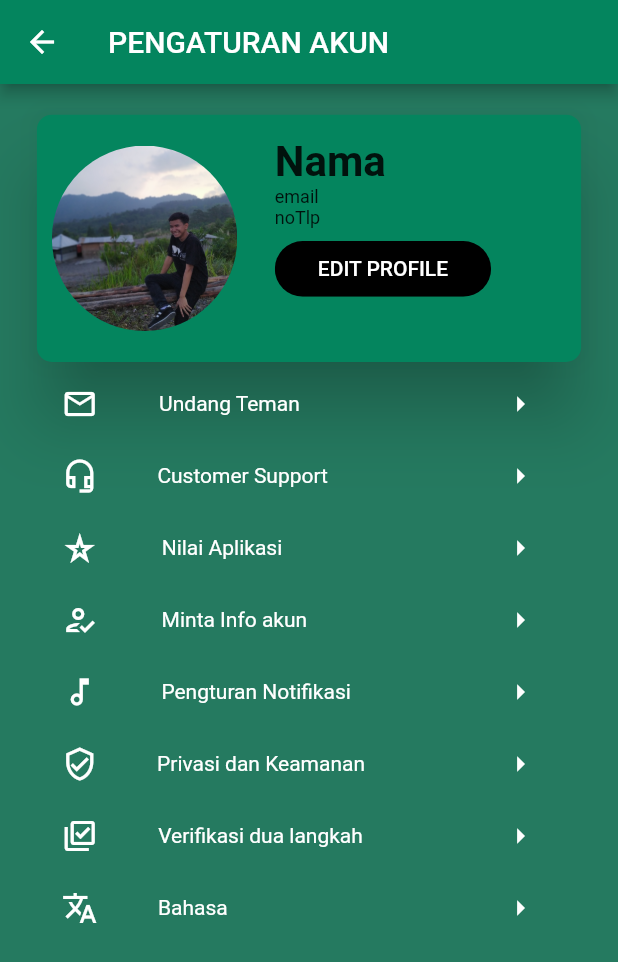
After one commit to Rifqi121/FourGreenApp, a Flutter app: the AccountSettingScreen screen opened directly, on a phone screen of 412 x 824 dp. The commit adds this screen. Shown: the top 962 px of the screen. Run offline on Flutter 3.47's test engine with Material 2 defaults, Android fonts, the phone set to English and light mode, and no system bars; our stand-ins replace better_player, carousel_pro, carousel_slider, flutter_toggle_tab, fluttertoast, hexcolor and 1 more; missing offline and left inert: custom_switch.

Commit message:
first commit

```diff
--- /dev/null
+++ b/lib/Account_Setting/Account_Setting.dart
@@ -0,0 +1,122 @@
+import 'package:flutter/material.dart';
+import 'package:fourgreen/Account_Setting/components/profile_card.dart';
+import 'package:hexcolor/hexcolor.dart';
+
+class AccountSettingScreen extends StatelessWidget {
+  @override
+  Widget build(BuildContext context) {
+    Size size = MediaQuery.of(context).size;
+    return Scaffold(
+      appBar: AppBar(
+        backgroundColor: Color(0xFF04855e),
+        title: Text("PENGATURAN AKUN"),
+      ),
+      backgroundColor: HexColor("#257a60"),
+      body: SingleChildScrollView(
+        child: Container(
+          margin: EdgeInsets.symmetric(horizontal: size.width*0.05, vertical: size.height*0.02),
+          child: Column(children: <Widget>[
+            ProfileCard(),
+            new Container(
+              margin: EdgeInsets.symmetric(horizontal: size.width*0.05),
+              child: Row(
+                  mainAxisAlignment: MainAxisAlignment.spaceBetween,
+                  children: <Widget>[
+                    new Icon(Icons.mail_outline, color: Colors.white,),
+                    new Text("Undang Teman", style: TextStyle(color: Colors.white),),
+                    SizedBox(width: size.width*0.1),
+                    new IconButton(icon: Icon(Icons.arrow_right, color: Colors.white,), onPressed: null)
+                  ],
+                ),
+              ),
+            new Container(
+              margin: EdgeInsets.symmetric(horizontal: size.width*0.05),
+                child: Row(
+                  mainAxisAlignment: MainAxisAlignment.spaceBetween,
+                  children: <Widget>[
+                    new Icon(Icons.headset_mic_outlined, color: Colors.white),
+                    new Text("Customer Support", style: TextStyle(color: Colors.white)),
+                    SizedBox(width: size.width*0.06),
+                    new IconButton(icon: Icon(Icons.arrow_right, color: Colors.white), onPressed: null)
+                  ],
+                ),
+              ),
+            new Container(
+              margin: EdgeInsets.symmetric(horizontal: size.width*0.05),
+              child: Row(
+                  mainAxisAlignment: MainAxisAlignment.spaceBetween,
+                  children: <Widget>[
+                    new Icon(Icons.star_rate_outlined, color: Colors.white),
+                    new Text("Nilai Aplikasi", style: TextStyle(color: Colors.white)),
+                    SizedBox(width: size.width*0.12),
+                    new IconButton(icon: Icon(Icons.arrow_right, color: Colors.white), onPressed: null)
+                  ],
+                ),
+              ),
+            new Container(
+              margin: EdgeInsets.symmetric(horizontal: size.width*0.05),
+              child: Row(
+                  mainAxisAlignment: MainAxisAlignment.spaceBetween,
+                  children: <Widget>[
+                    new Icon(Icons.how_to_reg_outlined, color: Colors.white),
+                    new Text("Minta Info akun", style: TextStyle(color: Colors.white)),
+                    SizedBox(width: size.width*0.08),
+                    new IconButton(icon: Icon(Icons.arrow_right, color: Colors.white), onPressed: null)
+                  ],
+                ),
+              ),
+            new Container(
+              margin: EdgeInsets.symmetric(horizontal: size.width*0.05),
+              child: Row(
+                  mainAxisAlignment: MainAxisAlignment.spaceBetween,
+                  children: <Widget>[
+                    new Icon(Icons.music_note_outlined, color: Colors.white),
+                    new Text("Pengturan Notifikasi", style: TextStyle(color: Colors.white)),
+                    SizedBox(width: size.width*0.01),
+                    new IconButton(icon: Icon(Icons.arrow_right, color: Colors.white), onPressed: null)
+                  ],
+                ),
+              ),
+            new Container(
+              margin: EdgeInsets.symmetric(horizontal: size.width*0.05),
+              child: Row(
+                  mainAxisAlignment: MainAxisAlignment.spaceBetween,
+                  children: <Widget>[
+                    new Icon(Icons.verified_user_outlined, color: Colors.white),
+                    new Text("Privasi dan Keamanan", style: TextStyle(color: Colors.white)),
+                    SizedBox(width: size.width*0.001),
+                    new IconButton(icon: Icon(Icons.arrow_right, color: Colors.white), onPressed: null)
+                  ],
+                ),
+              ),
+            new Container(
+              margin: EdgeInsets.symmetric(horizontal: size.width*0.05),
+              child: Row(
+                  mainAxisAlignment: MainAxisAlignment.spaceBetween,
+                  children: <Widget>[
+                    new Icon(Icons.library_add_check_outlined, color: Colors.white),
+                    new Text("Verifikasi dua langkah", style: TextStyle(color: Colors.white)),
+                    SizedBox(width: size.width*0.001),
+                    new IconButton(icon: Icon(Icons.arrow_right, color: Colors.white), onPressed: null)
+                  ],
+                ),
+              ),
+            new Container(
+              margin: EdgeInsets.symmetric(horizontal: size.width*0.05),
+              child: Row(
+                  mainAxisAlignment: MainAxisAlignment.spaceBetween,
+                  children: <Widget>[
+                    new Icon(Icons.translate, color: Colors.white),
+                    new Text("Bahasa", style: TextStyle(color: Colors.white)),
+                    SizedBox(width: size.width*0.22),
+                    new IconButton(icon: Icon(Icons.arrow_right, color: Colors.white), onPressed: null)
+                  ],
+                ),
+              ),
+          ],
+          ),
+        ),
+      ),
+    );
+  }
+}
--- /dev/null
+++ b/lib/Account_Setting/components/profile_card.dart
@@ -0,0 +1,65 @@
+import 'package:flutter/material.dart';
+import 'package:fluttertoast/fluttertoast.dart';
+import 'package:fourgreen/Login/login_screen.dart';
+import 'package:hexcolor/hexcolor.dart';
+
+class ProfileCard extends StatelessWidget {
+  @override
+  Widget build(BuildContext context) {
+    Size size = MediaQuery.of(context).size;
+    return Card(
+      color: HexColor("#04855e"),
+      shape: RoundedRectangleBorder(borderRadius: BorderRadius.circular(10)),
+      elevation: 20,
+      child: Container(
+        height: size.height*0.2,
+        width: size.width*9,
+        child: Row(
+          children: <Widget>[
+            new Container(
+            height: size.height*0.15,
+            width: size.width*0.3,
+            margin: EdgeInsets.all(10),
+            decoration: BoxDecoration(
+              shape: BoxShape.circle,
+              image: DecorationImage(image: AssetImage('assets/images/yatia.jpg'), fit: BoxFit.cover,)
+              ),
+            ),
+            Container(
+              margin: EdgeInsets.all(15),
+              child: Column(
+                crossAxisAlignment: CrossAxisAlignment.start,
+              children: <Widget>[
+                Text("Nama", style: TextStyle(fontSize: 28,fontWeight: FontWeight.bold),),
+                Text("email", style: TextStyle(fontSize: 12),),
+                Text("noTlp", style: TextStyle(fontSize: 12),),
+                Container(
+                  width: size.width * 0.35,
+                  height: size.height*0.045,
+                  margin: EdgeInsets.only(top: size.height*0.01),
+                  child: ClipRRect(
+                    borderRadius: BorderRadius.circular(20),
+                    child: FlatButton(
+                      color: Colors.black,
+                      onPressed: () {
+                        Fluttertoast.showToast(
+                          msg: "Fungsi button ini belum ada :)",
+                          toastLength: Toast.LENGTH_SHORT,
+                          gravity: ToastGravity.CENTER,
+                        );
+                      },
+                      child: Text("EDIT PROFILE",
+                        style: TextStyle(color: Colors.white),
+                      ),
+                    ),
+                  ),
+                )
+              ],
+            ),),
+
+          ],
+        ),
+      ),
+    );
+  }
+}
--- a/lib/components/profile_setting.dart
+++ b/lib/components/profile_setting.dart
@@ -1,4 +1,5 @@
 import 'package:flutter/material.dart';
+import 'package:fourgreen/Account_Setting/Account_Setting.dart';
 
 class RoundedText extends StatelessWidget {
   final String tx;
@@ -259,7 +260,9 @@ class RoundedText4 extends StatelessWidget {
                   ],
                 ),
               ),
-              new Container(
+              GestureDetector(
+                  onTap: (){Navigator.push(context, MaterialPageRoute(builder: (context) {return AccountSettingScreen();},),);},
+                  child: Container(
                     child: Row(
                       mainAxisAlignment: MainAxisAlignment.spaceBetween,
                       children: <Widget>[
@@ -269,6 +272,7 @@ class RoundedText4 extends StatelessWidget {
                         SizedBox(width: 100,),
                         new Icon(Icons.arrow_right)
                       ],
+                    ),
                   ),
               ),
               new Container(
```
Lines whose indentation alone changed are shown as unchanged.
